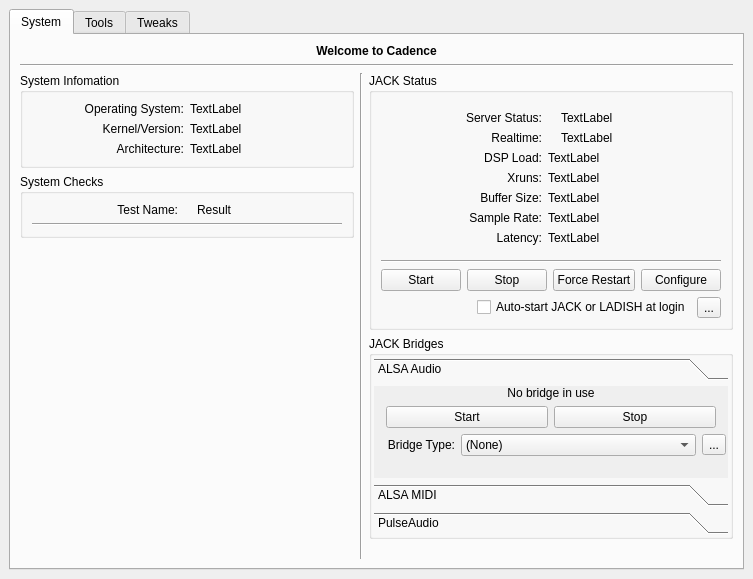
The window that resources/ui/cadence.ui (falkTX/Cadence) describes before a commit, drawn with Qt 5.
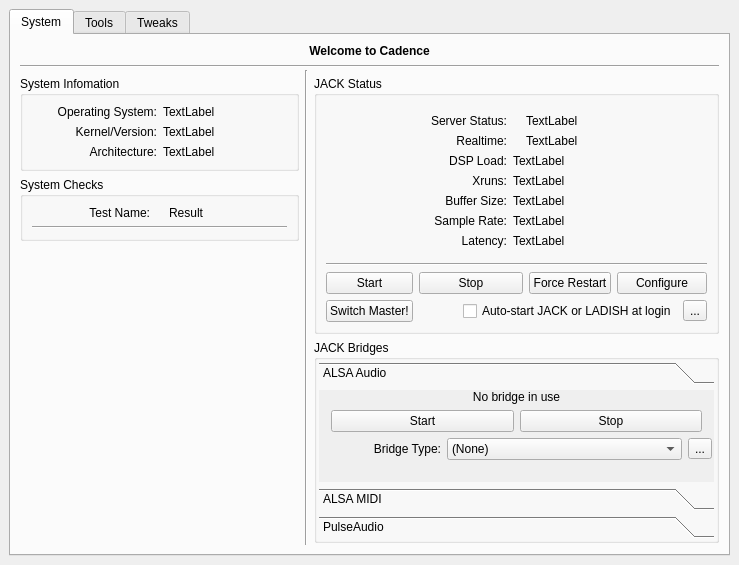
The same window after the commit. The open tabs and pages were chosen to show the change. Icons and pictures are not drawn. Custom widgets are drawn as their Qt base class.

Commit message: Cadence: Implement JACK2 "Switch Master" support, hurray!

Diff of the .ui file:
```diff
--- a/resources/ui/cadence.ui
+++ b/resources/ui/cadence.ui
@@ -6,8 +6,8 @@
    <rect>
     <x>0</x>
     <y>0</y>
-    <width>753</width>
-    <height>579</height>
+    <width>739</width>
+    <height>549</height>
    </rect>
   </property>
   <property name="windowTitle">
@@ -24,7 +24,7 @@
        <attribute name="title">
         <string>System</string>
        </attribute>
-       <layout class="QGridLayout" name="gridLayout_4">
+       <layout class="QGridLayout" name="gridLayout_8">
         <item row="0" column="0" colspan="3">
          <widget class="QLabel" name="label_welcome">
           <property name="font">
@@ -42,7 +42,21 @@
           </property>
          </widget>
         </item>
-        <item row="2" column="0">
+        <item row="1" column="0" rowspan="2" colspan="3">
+         <widget class="Line" name="line_welcome">
+          <property name="orientation">
+           <enum>Qt::Horizontal</enum>
+          </property>
+         </widget>
+        </item>
+        <item row="2" column="1" rowspan="2">
+         <widget class="Line" name="line">
+          <property name="orientation">
+           <enum>Qt::Vertical</enum>
+          </property>
+         </widget>
+        </item>
+        <item row="3" column="0">
          <layout class="QVBoxLayout" name="verticalLayout_10">
           <item>
            <widget class="QGroupBox" name="groupBox_info">
@@ -183,7 +197,7 @@
           </item>
          </layout>
         </item>
-        <item row="2" column="2">
+        <item row="3" column="2">
          <layout class="QVBoxLayout" name="verticalLayout_12">
           <item>
            <widget class="QGroupBox" name="groupBox_jack">
@@ -401,60 +415,66 @@
               </widget>
              </item>
              <item>
-              <layout class="QHBoxLayout" name="horizontalLayout_5">
-               <item>
+              <layout class="QGridLayout" name="gridLayout_4">
+               <item row="0" column="0">
                 <widget class="QPushButton" name="b_jack_start">
                  <property name="text">
                   <string>Start</string>
                  </property>
                 </widget>
                </item>
-               <item>
+               <item row="0" column="1" colspan="2">
                 <widget class="QPushButton" name="b_jack_stop">
                  <property name="text">
                   <string>Stop</string>
                  </property>
                 </widget>
                </item>
-               <item>
+               <item row="0" column="3">
                 <widget class="QPushButton" name="b_jack_restart">
                  <property name="text">
                   <string>Force Restart</string>
                  </property>
                 </widget>
                </item>
-               <item>
+               <item row="0" column="4" colspan="2">
                 <widget class="QPushButton" name="b_jack_configure">
                  <property name="text">
                   <string>Configure</string>
                  </property>
                 </widget>
                </item>
-              </layout>
-             </item>
-             <item>
-              <layout class="QHBoxLayout" name="horizontalLayout_6">
-               <item>
+               <item row="1" column="0">
+                <widget class="QPushButton" name="b_jack_switchmaster">
+                 <property name="text">
+                  <string>Switch Master!</string>
+                 </property>
+                </widget>
+               </item>
+               <item row="1" column="1">
                 <spacer name="horizontalSpacer_4">
                  <property name="orientation">
                   <enum>Qt::Horizontal</enum>
                  </property>
+                 <property name="sizeType">
+                  <enum>QSizePolicy::Preferred</enum>
+                 </property>
                  <property name="sizeHint" stdset="0">
                   <size>
-                   <width>40</width>
+                   <width>38</width>
                    <height>20</height>
                   </size>
                  </property>
                 </spacer>
                </item>
-               <item>
+               <item row="1" column="2" colspan="3">
                 <widget class="QCheckBox" name="cb_jack_autostart">
                  <property name="text">
                   <string>Auto-start JACK or LADISH at login</string>
                  </property>
                 </widget>
                </item>
-               <item>
+               <item row="1" column="5">
                 <widget class="QToolButton" name="tb_jack_options">
                  <property name="text">
                   <string>...</string>
@@ -468,6 +488,12 @@
           </item>
           <item>
            <widget class="QGroupBox" name="groupBox_bridges">
+            <property name="sizePolicy">
+             <sizepolicy hsizetype="Preferred" vsizetype="MinimumExpanding">
+              <horstretch>0</horstretch>
+              <verstretch>0</verstretch>
+             </sizepolicy>
+            </property>
             <property name="title">
              <string>JACK Bridges</string>
             </property>
@@ -477,13 +503,19 @@
              </property>
              <item row="0" column="0">
               <widget class="QToolBox" name="toolBox_2">
+               <property name="sizePolicy">
+                <sizepolicy hsizetype="Preferred" vsizetype="MinimumExpanding">
+                 <horstretch>0</horstretch>
+                 <verstretch>0</verstretch>
+                </sizepolicy>
+               </property>
                <widget class="QWidget" name="toolBox_alsaaudio">
                 <property name="geometry">
                  <rect>
                   <x>0</x>
                   <y>0</y>
-                  <width>351</width>
-                  <height>117</height>
+                  <width>366</width>
+                  <height>120</height>
                  </rect>
                 </property>
                 <attribute name="label">
@@ -612,10 +644,13 @@
                    <property name="orientation">
                     <enum>Qt::Vertical</enum>
                    </property>
+                   <property name="sizeType">
+                    <enum>QSizePolicy::Preferred</enum>
+                   </property>
                    <property name="sizeHint" stdset="0">
                     <size>
                      <width>20</width>
-                     <height>40</height>
+                     <height>20</height>
                     </size>
                    </property>
                   </spacer>
@@ -914,20 +949,6 @@
           </item>
          </layout>
         </item>
-        <item row="2" column="1">
-         <widget class="Line" name="line">
-          <property name="orientation">
-           <enum>Qt::Vertical</enum>
-          </property>
-         </widget>
-        </item>
-        <item row="1" column="0" colspan="3">
-         <widget class="Line" name="line_welcome">
-          <property name="orientation">
-           <enum>Qt::Horizontal</enum>
-          </property>
-         </widget>
-        </item>
        </layout>
       </widget>
       <widget class="QWidget" name="tab_tools">
```
Left out of the diff: 26 changed lines with no effect on the pictures. The commit also changes 3 other files.
